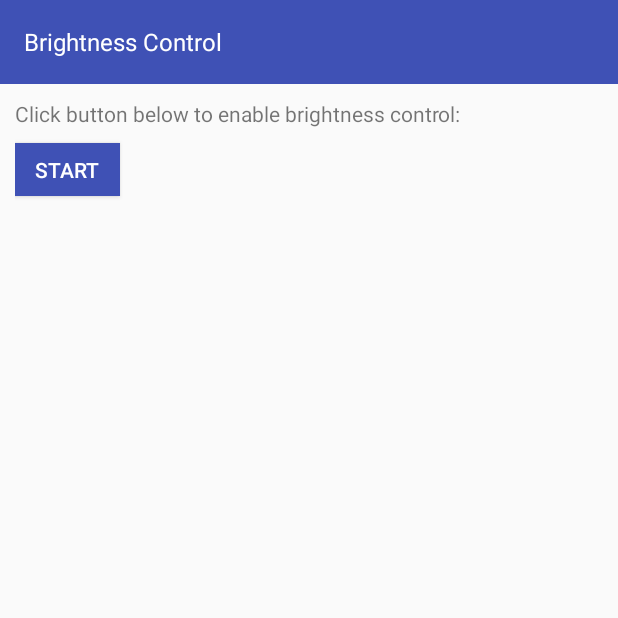
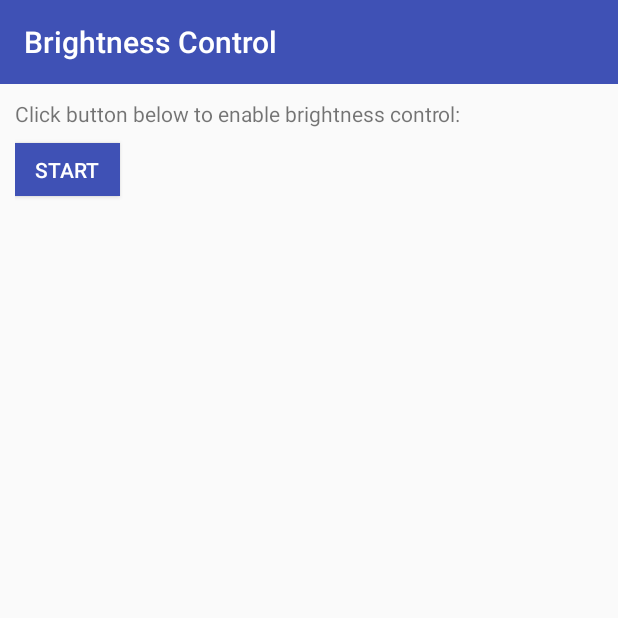
Before and after one commit to vinayadahal/brightness-control, an Android app: the screen it shows after launch (MainActivity), on a phone screen of 412 x 824 dp, the top half of it. Run offline under Robolectric (Android 15) with nearby library versions, the light colour scheme and no system bars.

Commit message:
working with compatibilty issue

```diff
--- a/app/src/main/AndroidManifest.xml
+++ b/app/src/main/AndroidManifest.xml
@@ -2,11 +2,8 @@
 <manifest xmlns:android="http://schemas.android.com/apk/res/android"
     package="com.brightnesscontrol">
 
-    <uses-permission android:name="android.permission.WRITE_SETTINGS" />
     <uses-permission android:name="android.permission.SYSTEM_ALERT_WINDOW" />
 
-    <!-- @style/AppTheme -->
-    <!-- @android:style/Theme.Dialog -->
     <application
         android:allowBackup="true"
         android:icon="@mipmap/ic_launcher"
--- a/app/src/main/java/com/brightnesscontrol/activites/MainActivity.java
+++ b/app/src/main/java/com/brightnesscontrol/activites/MainActivity.java
@@ -21,30 +21,46 @@ public class MainActivity extends Activity {
 
     private SeekBar brightnessSeekBar;
     private String SettingFileName = "alphaValue.txt";
+    public static int ACTION_MANAGE_OVERLAY_PERMISSION_REQUEST_CODE = 5469;
     SettingWriter objSW = new SettingWriter();
+
+    Intent intent;
+    Button btnStart, btnStop;
+    TextView txtViewSlider;
 
     @Override
     protected void onCreate(Bundle savedInstanceState) {
         super.onCreate(savedInstanceState);
         new StaticVariables().ctx_main_activity = this;
-        // creates a custom toolbar
-        new ToolBar().toolbarLoader(this, savedInstanceState);
 
         setContentView(R.layout.layout_brightness);
 
+        new ToolBar().toolbarLoader(this, savedInstanceState);
+
+        componentInit();
+
+        seekbarLoader();
+
+        overlayServiceRunner();
+
+    }
+
+    private void componentInit() {
+        intent = new Intent(MainActivity.this, OverlayService.class);
+        btnStart = findViewById(R.id.startBtn);
+        btnStop = findViewById(R.id.stopBtn);
+        txtViewSlider = findViewById(R.id.textViewSilder);
+    }
+
+    private void seekbarLoader() {
         brightnessSeekBar = findViewById(R.id.brightbar);
         brightnessSeekBar.setMax(255);
         checkBrightnessLevel();
-
         brightnessSeekBar.setOnSeekBarChangeListener(new BrightnessSeekBarListener());
         brightnessSeekBar.setVisibility(View.GONE);
+    }
 
-        final Intent intent = new Intent(MainActivity.this, OverlayService.class);
-        final Button btnStart = findViewById(R.id.startBtn);
-        final Button btnStop = findViewById(R.id.stopBtn);
-        final TextView txtViewSlider = findViewById(R.id.textViewSilder);
-
-
+    private void overlayServiceRunner() {
         btnStop.setVisibility(View.GONE);
         btnStart.setVisibility(View.VISIBLE);
         txtViewSlider.setVisibility(View.GONE);
@@ -80,7 +96,6 @@ public class MainActivity extends Activity {
                 txtViewSlider.setVisibility(View.GONE);
             }
         });
-
     }
 
     private boolean isMyServiceRunning(Class<?> serviceClass) {
@@ -100,6 +115,7 @@ public class MainActivity extends Activity {
         } else {
             alpha = "0";
         }
+        System.out.println("Returning alpha::::::::::::: " + alpha);
         return alpha;
     }
 
@@ -122,5 +138,4 @@ public class MainActivity extends Activity {
         super.onDestroy();
     }
 
-
 }
--- a/app/src/main/java/com/brightnesscontrol/components/ToolBar.java
+++ b/app/src/main/java/com/brightnesscontrol/components/ToolBar.java
@@ -3,12 +3,21 @@ package com.brightnesscontrol.components;
 
 import android.app.Activity;
 import android.content.Context;
+import android.graphics.Canvas;
+import android.graphics.ColorFilter;
+import android.graphics.drawable.Drawable;
 import android.os.Bundle;
+import android.support.annotation.IntRange;
+import android.support.annotation.NonNull;
 import android.support.annotation.Nullable;
 import android.support.v7.app.AppCompatCallback;
 import android.support.v7.app.AppCompatDelegate;
 import android.support.v7.view.ActionMode;
+import android.support.v7.view.menu.MenuBuilder;
 import android.support.v7.widget.Toolbar;
+import android.view.Menu;
+import android.view.MenuInflater;
+import android.view.MenuItem;
 
 import com.brightnesscontrol.R;
 
@@ -28,6 +37,14 @@ public class ToolBar implements AppCompatCallback {
 
         //Finally, let's add the Toolbar
         Toolbar toolbar = (Toolbar) delegate.findViewById(R.id.toolbar);
+        toolbar.setTitleTextColor(0xffffffff);
+        toolbar.setOnMenuItemClickListener(new Toolbar.OnMenuItemClickListener() {
+            @Override
+            public boolean onMenuItemClick(MenuItem item) {
+                System.out.println("Menu ITEM::::::::::::::::::::::::: ");
+                return false;
+            }
+        });
         delegate.setSupportActionBar(toolbar);
     }
 
--- a/app/src/main/res/layout/layout_brightness.xml
+++ b/app/src/main/res/layout/layout_brightness.xml
@@ -12,13 +12,13 @@
         android:background="?attr/colorPrimary"
         android:minHeight="@dimen/abc_action_bar_default_height_material">
 
-        <TextView
-            android:id="@+id/toolbar_title"
-            android:layout_width="wrap_content"
-            android:layout_height="wrap_content"
-            android:text="Brightness Control"
-            android:textColor="#fff"
-            android:textSize="16dp" />
+        <!--<TextView-->
+            <!--android:id="@+id/toolbar_title"-->
+            <!--android:layout_width="wrap_content"-->
+            <!--android:layout_height="wrap_content"-->
+            <!--android:text="Brightness Control"-->
+            <!--android:textColor="#fff"-->
+            <!--android:textSize="16dp" />-->
 
     </android.support.v7.widget.Toolbar>
 
```
Also changed, not shown: 1 other file.
